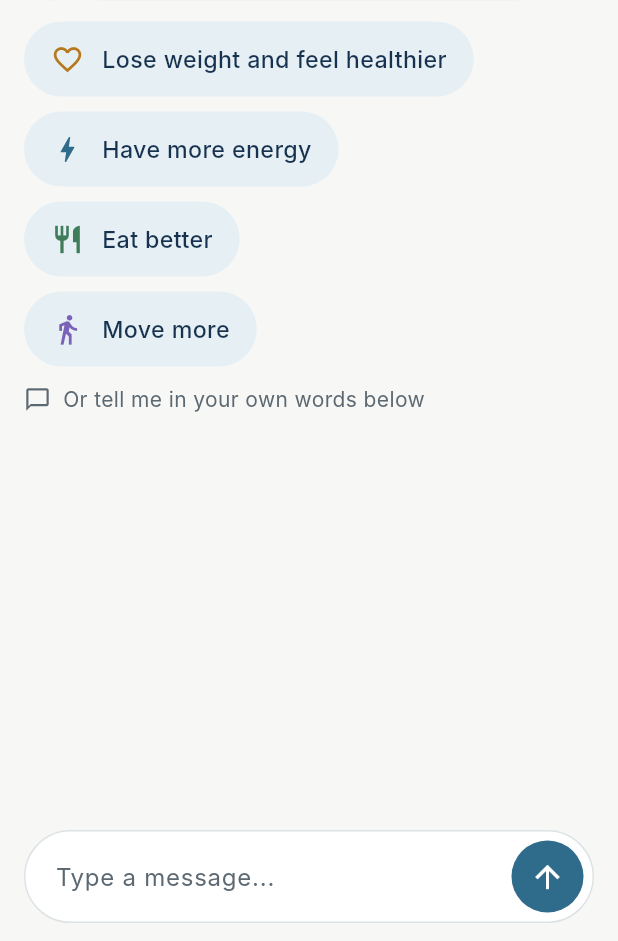
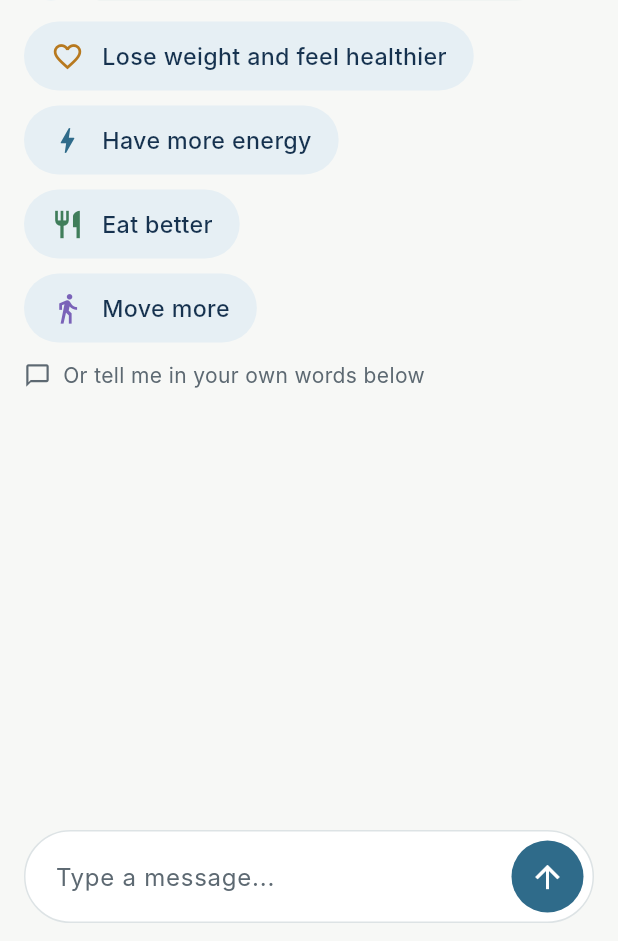
Before and after one commit to bhansid/navooapk, a Flutter app: the BlueprintChatScreen screen opened directly, on a phone screen of 412 x 824 dp, the part 295-1236 px from its top. Run offline on Flutter 3.47's test engine with Material 3 defaults, Android fonts, the phone set to English and light mode, and no system bars; our stand-ins replace flutter_local_notifications, pdf, printing, share_plus, shared_preferences, timezone; missing offline and left inert: add_2_calendar, gal; accounts and stored records are empty.

Commit message:
Return home after reward; matching home image; fix clipped buttons and chips
Co-Authored-By: Claude Opus 5.5 <noreply@anthropic.com>
Claude-Session: https://claude.ai/code/session_01Gj6qZJsmjz2VJ5fsKb2gmR

```diff
--- a/app/lib/screens/actions.dart
+++ b/app/lib/screens/actions.dart
@@ -508,7 +508,7 @@ class _CelebrationScreenState extends State<CelebrationScreen> with SingleTicker
     if (s.reward.isNotEmpty) {
       Navigator.pushReplacement(context, MaterialPageRoute(builder: (_) => const RewardClaimScreen()));
     } else {
-      Navigator.pop(context);
+      Navigator.of(context).popUntil((r) => r.isFirst);
     }
   }
 
@@ -634,7 +634,7 @@ class RewardClaimScreen extends StatelessWidget {
         const SizedBox(height: 22),
         PrimaryButton('Claim reward', trailingArrow: true, testKey: const Key('claim_reward'), onPressed: () {
           toast(context, 'Enjoy it. You followed through.');
-          Navigator.pop(context);
+          Navigator.of(context).popUntil((r) => r.isFirst);
         }),
         const SizedBox(height: 12),
         SoftButton('Change my reward', onPressed: () async {
--- a/app/lib/screens/chat_widgets.dart
+++ b/app/lib/screens/chat_widgets.dart
@@ -99,7 +99,7 @@ class QuickChoices extends StatelessWidget {
             borderRadius: BorderRadius.circular(28),
             onTap: () => onPick(q.label),
             child: Padding(
-              padding: const EdgeInsets.symmetric(horizontal: 18, vertical: 14),
+              padding: EdgeInsets.symmetric(horizontal: grid ? 14 : 18, vertical: 12),
               child: Row(mainAxisSize: grid ? MainAxisSize.max : MainAxisSize.min, children: [
                 if (q.icon != null) ...[Icon(q.icon, color: q.color ?? NC.blue, size: 22), const SizedBox(width: 12)],
                 Flexible(child: Text(q.label, style: const TextStyle(fontSize: 15.5, color: NC.navy, fontWeight: FontWeight.w500))),
@@ -114,7 +114,7 @@ class QuickChoices extends StatelessWidget {
         physics: const NeverScrollableScrollPhysics(),
         mainAxisSpacing: 10,
         crossAxisSpacing: 10,
-        childAspectRatio: 2.9,
+        childAspectRatio: 2.3,
         children: choices.map(chip).toList(),
       );
     }
--- a/app/lib/screens/shell.dart
+++ b/app/lib/screens/shell.dart
@@ -216,7 +216,11 @@ class _HomeTabState extends State<HomeTab> {
                       ClipRRect(
                           borderRadius: BorderRadius.circular(16),
                           child: Image.asset(
-                              iconFor(a.title) == Icons.restaurant || iconFor(a.title) == Icons.kitchen_outlined ? 'assets/images/food_bowl.jpg' : 'assets/images/meal_prep.jpg',
+                              switch (iconFor(a.title)) {
+                                Icons.restaurant => 'assets/images/food_bowl.jpg',
+                                Icons.kitchen_outlined || Icons.shopping_cart_outlined => 'assets/images/meal_prep.jpg',
+                                _ => 'assets/images/vision_3.jpg',
+                              },
                               width: 92,
                               height: 92,
                               fit: BoxFit.cover)),
--- a/app/lib/theme.dart
+++ b/app/lib/theme.dart
@@ -177,12 +177,12 @@ class SoftButton extends StatelessWidget {
   final bool outlined;
   const SoftButton(this.label, {super.key, this.onPressed, this.icon, this.outlined = false});
   @override
-  Widget build(BuildContext context) => SizedBox(
-        width: double.infinity,
-        height: 54,
+  Widget build(BuildContext context) => ConstrainedBox(
+        constraints: const BoxConstraints(minHeight: 54, minWidth: double.infinity),
         child: TextButton(
           onPressed: onPressed,
           style: TextButton.styleFrom(
+            padding: const EdgeInsets.symmetric(horizontal: 16, vertical: 14),
             backgroundColor: outlined ? Colors.white : NC.blueTint,
             foregroundColor: NC.blue,
             shape: RoundedRectangleBorder(
```
